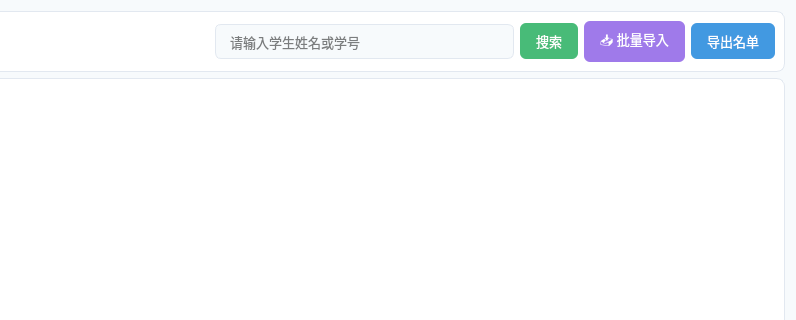
Above: 666_zhuanzong/teachermystudentspage.ui from jiangxiaowei310/TeachingSystem before the change; both pictures show x 204 to 1000 and y 0 to 320 of the 1000 by 650 pixel window. Below: the same form after it.
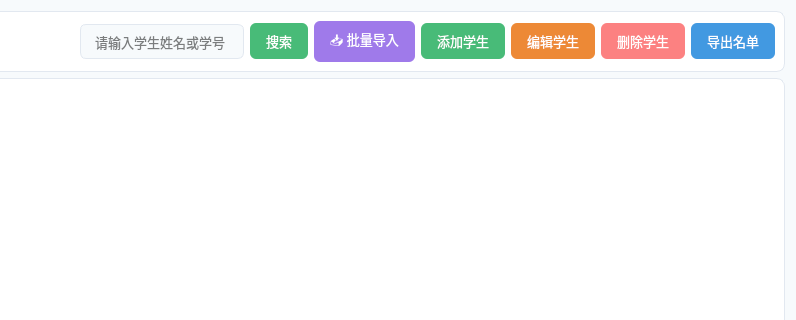
That is the form after the change.

Diff of the .ui file:
```diff
--- a/666_zhuanzong/teachermystudentspage.ui
+++ b/666_zhuanzong/teachermystudentspage.ui
@@ -97,6 +97,36 @@
         </property>
        </widget>
       </item>
+      <item>
+       <widget class="QPushButton" name="addBtn">
+        <property name="styleSheet">
+         <string notr="true">background: #48bb78; color: white;</string>
+        </property>
+        <property name="text">
+         <string>添加学生</string>
+        </property>
+       </widget>
+      </item>
+      <item>
+       <widget class="QPushButton" name="editBtn">
+        <property name="styleSheet">
+         <string notr="true">background: #ed8936; color: white;</string>
+        </property>
+        <property name="text">
+         <string>编辑学生</string>
+        </property>
+       </widget>
+      </item>
+      <item>
+       <widget class="QPushButton" name="deleteBtn">
+        <property name="styleSheet">
+         <string notr="true">background: #fc8181; color: white;</string>
+        </property>
+        <property name="text">
+         <string>删除学生</string>
+        </property>
+       </widget>
+      </item>
       <item>
        <widget class="QPushButton" name="exportBtn">
         <property name="styleSheet">
```
